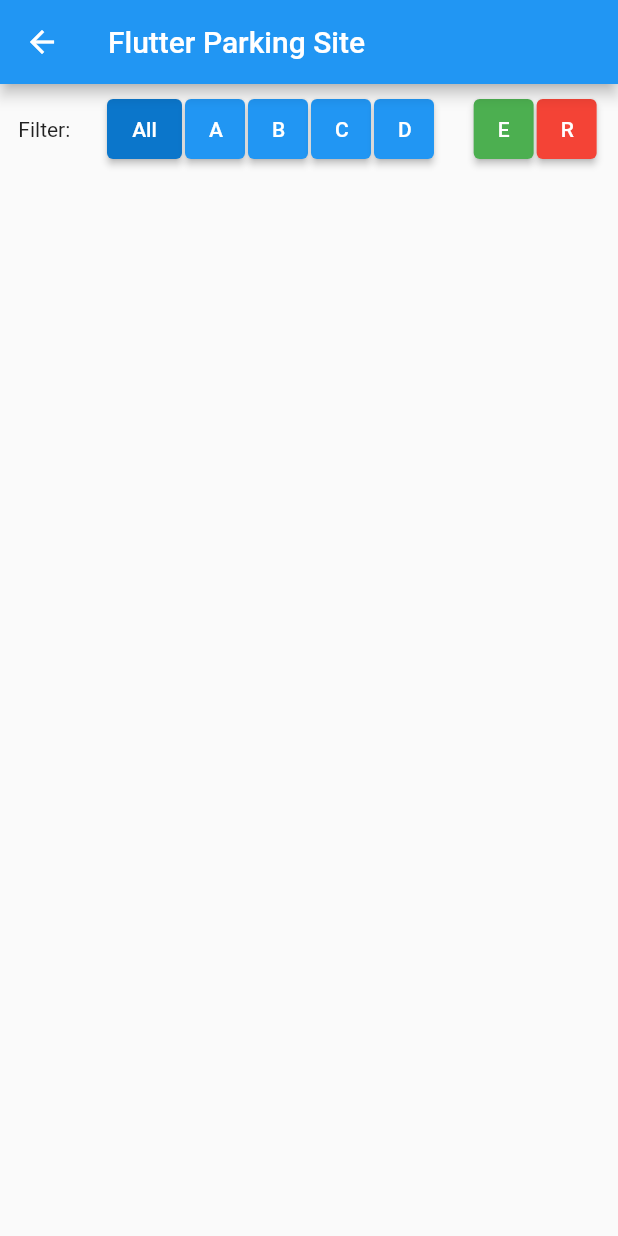
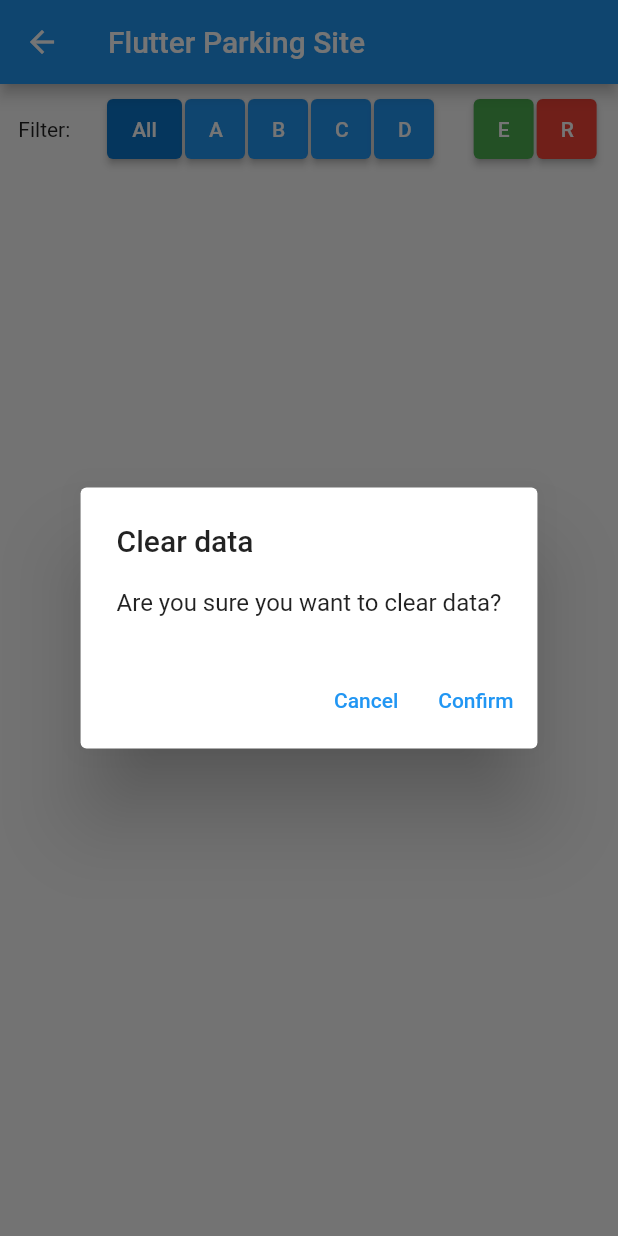
Before and after one commit to maderarasto/flutter-parking-site, a Flutter app: the SectorsData screen opened directly, after a tap on an icon or button, on a phone screen of 412 x 824 dp. Run offline on Flutter 3.47's test engine with Material 2 defaults, Android fonts, the light colour scheme and no system bars; our stand-ins replace sqflite; accounts and stored records are empty.

Commit message:
Adds filtering and clearing sectors data.

```diff
--- /dev/null
+++ b/lib/components/alert.dart
@@ -0,0 +1,44 @@
+import 'package:flutter/material.dart';
+
+class Alert extends StatelessWidget {
+  final Text title;
+  final Text content;
+  final VoidCallback? onConfirm;
+  final VoidCallback? onCancel;
+
+  const Alert(
+      {Key? key,
+      this.title = const Text(''),
+      this.content = const Text(''),
+      required this.onConfirm,
+      required this.onCancel})
+      : super(key: key);
+
+  @override
+  Widget build(BuildContext context) {
+    void onCancelPressed() {
+      onCancel!();
+      Navigator.pop(context);
+    }
+
+    void onConfirmPressed() {
+      onConfirm!();
+      Navigator.pop(context);
+    }
+
+    return AlertDialog(
+      title: title,
+      content: content,
+      actions: <Widget>[
+        TextButton(
+          child: const Text('Cancel'),
+          onPressed: onCancel != null ? onCancelPressed : onCancel,
+        ),
+        TextButton(
+          child: const Text('Confirm'),
+          onPressed: onConfirm != null ? onConfirmPressed : onConfirm,
+        ),
+      ],
+    );
+  }
+}
--- a/lib/screens/sectors_data.dart
+++ b/lib/screens/sectors_data.dart
@@ -1,9 +1,10 @@
 import 'package:flutter/material.dart';
 import 'package:flutter/rendering.dart';
-import 'package:flutter_parking_site/local_db.dart';
 
+import 'package:flutter_parking_site/local_db.dart' show LocalDB, ResultSet;
 import '../components/sectors_action_bar.dart';
 import '../components/list_item.dart';
+import '../components/alert.dart';
 
 class SectorsData extends StatefulWidget {
   const SectorsData({Key? key}) : super(key: key);
@@ -13,30 +14,77 @@ class SectorsData extends StatefulWidget {
 }
 
 class _SectorsDataState extends State<SectorsData> {
-  List<Map<String, dynamic>> _data = [];
+  List<ResultSet> _data = [];
 
   @override
   initState() {
     super.initState();
-    LocalDB.db.get('sectors').then((result) {
-      setState(() => _data = result);
-    });
+    loadSectorsData().then((result) => setState(() => _data = result));
+  }
+
+  Future<List<ResultSet>> loadSectorsData({String filterBy = ''}) async {
+    debugPrint('filterBy: $filterBy');
+    String whereSql = '';
+    List parameters = [];
+
+    if (filterBy != '' && filterBy != 'all') {
+      whereSql = 'letter = ?';
+      parameters.add(filterBy);
+    }
+
+    return await LocalDB.db
+        .get('sectors', whereSql: whereSql, parameters: parameters);
   }
 
   TextStyle getListItemTextStyle() {
     return const TextStyle(fontSize: 18);
   }
 
-  void onFilterButtonPressed(Map<String, dynamic> button) {
-    debugPrint(button.toString());
+  void onFilterButtonPressed(Map<String, dynamic> button) async {
+    RegExp rule = RegExp(r"[[<]|[']|[>]]");
+    String keyText = button['key'].toString().replaceAll(rule, '');
+    List<ResultSet> result = await loadSectorsData(filterBy: keyText);
+
+    setState(() {
+      _data = result;
+    });
   }
 
-  void onActionButtonPressed(Map<String, dynamic> button) {
-    debugPrint(button.toString());
+  void onAlertCancelPressed() {
+    debugPrint('Cancel');
+  }
+
+  void onAlertConfirmPressed() async {
+    await LocalDB.db.delete('sectors');
+    List<ResultSet> result = await LocalDB.db.get('sectors');
+
+    setState(() {
+      _data = result;
+    });
+
+    debugPrint('Confirm');
   }
 
   @override
   Widget build(BuildContext context) {
+    void onClearPressed() {
+      showDialog(
+          context: context,
+          builder: (BuildContext context) => Alert(
+                title: const Text('Clear data'),
+                content: const Text('Are you sure you want to clear data?'),
+                onCancel: onAlertCancelPressed,
+                onConfirm: onAlertConfirmPressed,
+              ));
+    }
+
+    void onActionButtonPressed(Map<String, dynamic> button) async {
+      if (button['key'] == const Key('export')) {
+      } else if (button['key'] == const Key('clear')) {
+        onClearPressed();
+      }
+    }
+
     return Scaffold(
       appBar: AppBar(title: const Text('Flutter Parking Site')),
       body: Column(
@@ -49,7 +97,11 @@ class _SectorsDataState extends State<SectorsData> {
             ),
           ),
           Expanded(
-            child: ListView.builder(
+            child: _data.isEmpty
+                ? const Center(
+                    child: Text('There is no sectors data listed.',
+                        style: TextStyle(fontSize: 16, color: Colors.grey)))
+                : ListView.builder(
                     padding: const EdgeInsets.only(left: 10, right: 10),
                     scrollDirection: Axis.vertical,
                     shrinkWrap: true,
--- a/pubspec.yaml
+++ b/pubspec.yaml
@@ -18,7 +18,7 @@ publish_to: 'none' # Remove this line if you wish to publish to pub.dev
 version: 1.0.0+1
 
 environment:
-  sdk: ">=2.12.0 <3.0.0"
+  sdk: ">=2.13.0 <3.0.0"
 
 # Dependencies specify other packages that your package needs in order to work.
 # To automatically upgrade your package dependencies to the latest versions
```
Also changed, not shown: lib/local_db.dart (+11 -0 lines), pubspec.lock. Lines whose indentation alone changed are shown as unchanged.
